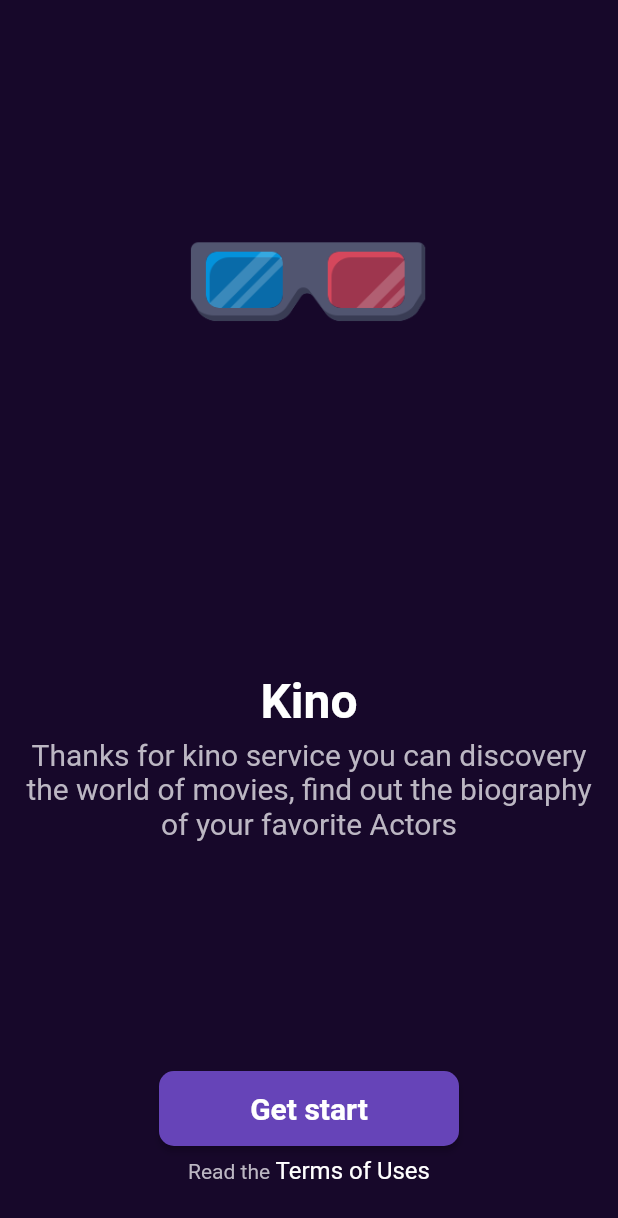
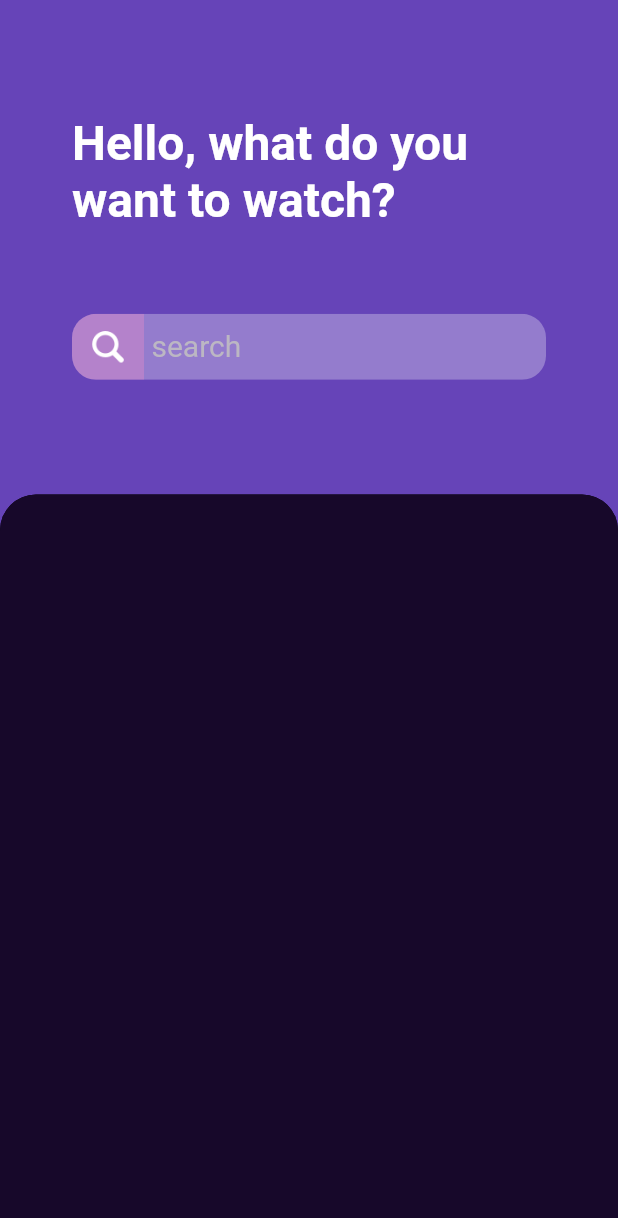
Before and after one commit to IvanKaleichyk/Kino, a Flutter app: the screen it shows after launch, on a phone screen of 412 x 824 dp. Shown: the top 1218 px of the screen. Run offline on Flutter 3.47's test engine with Material 2 defaults, Android fonts, the phone set to English and light mode, and no system bars; our stand-ins replace dio, easy_localization, get_it, injectable, retrofit; generated files the repository leaves out were written again.

Commit message:
home screen

```diff
--- a/assets/translations/en.json
+++ b/assets/translations/en.json
@@ -1,5 +1,7 @@
 {
   "app_name": "Kino",
   "app_description": "Thanks for kino service you can discovery the world of movies, find out the biography of your favorite Actors",
-  "get_start": "Get start"
+  "get_start": "Get start",
+  "welcome_text": "Hello, what do you want to watch?",
+  "search": "Search"
 }
--- a/lib/app.dart
+++ b/lib/app.dart
@@ -2,7 +2,7 @@ import 'package:flutter/material.dart';
 import 'package:kino/framework/res/fonts.dart';
 
 import 'framework/res/colors.dart';
-import 'framework/res/dimens.dart';
+import 'framework/widgets/text.dart';
 
 ThemeData getDefaultThemeData() => ThemeData(
     scaffoldBackgroundColor: ColorsRes.BACKGROUND,
@@ -11,8 +11,3 @@ ThemeData getDefaultThemeData() => ThemeData(
     textTheme: getBaseTextTheme());
 
 TextTheme getBaseTextTheme() => TextTheme(bodyText2: getDefaultTextStyle());
-
-TextStyle getDefaultTextStyle() => const TextStyle(
-    fontFamily: Font.ROBOT,
-    fontSize: Dimens.BASE_TEXT_SIZE,
-    color: ColorsRes.TEXT_COLOR);
--- /dev/null
+++ b/lib/framework/fragments/home/home_screen.dart
@@ -0,0 +1,67 @@
+import 'package:easy_localization/src/public_ext.dart';
+import 'package:flutter/material.dart';
+import 'package:kino/framework/res/colors.dart';
+import 'package:kino/framework/res/string_key.dart';
+import 'package:kino/framework/widgets/search_row.dart';
+import 'package:kino/framework/widgets/text.dart';
+
+class HomeScreen extends StatelessWidget {
+  const HomeScreen({Key? key}) : super(key: key);
+
+  @override
+  Widget build(BuildContext context) => const Scaffold(
+        resizeToAvoidBottomInset: false,
+        body: HomePage(),
+        backgroundColor: ColorsRes.PRIMARY,
+      );
+}
+
+class HomePage extends StatelessWidget {
+  const HomePage({Key? key}) : super(key: key);
+
+  @override
+  Widget build(BuildContext context) => Column(
+        children: const <Widget>[
+          Expanded(flex: 4, child: _Header()),
+          Expanded(flex: 6, child: _Content())
+        ],
+      );
+}
+
+class _Header extends StatelessWidget {
+  const _Header({Key? key}) : super(key: key);
+
+  @override
+  Widget build(BuildContext context) => Padding(
+        padding: const EdgeInsets.all(48),
+        child: Column(
+          mainAxisSize: MainAxisSize.max,
+          mainAxisAlignment: MainAxisAlignment.spaceAround,
+          children: <Widget>[
+            TitleText(
+              StringKey.WELCOME_TEXT.tr(),
+              fontSize: 32,
+            ),
+            const SearchRow()
+          ],
+        ),
+      );
+}
+
+class _Content extends StatelessWidget {
+  const _Content({Key? key}) : super(key: key);
+
+  Radius getTopRadius() => const Radius.circular(24);
+
+  @override
+  Widget build(BuildContext context) => Container(
+        decoration: BoxDecoration(
+          color: ColorsRes.BACKGROUND,
+          boxShadow: const [
+            BoxShadow()
+          ],
+          borderRadius: BorderRadius.only(
+              topLeft: getTopRadius(), topRight: getTopRadius()),
+        ),
+      );
+}
--- a/lib/framework/res/colors.dart
+++ b/lib/framework/res/colors.dart
@@ -5,15 +5,20 @@ class ColorsRes extends Color{
   ColorsRes(int color) : super(color);
 
   static const Color PRIMARY = Color.fromRGBO(102, 68, 184, 1);
+  static const Color PRIMARY_30 = Color.fromRGBO(102, 68, 184, 0.3);
   static const Color SECONDARY = Color.fromRGBO(255, 143, 198, 1);
+  static const Color SECONDARY_30 = Color.fromRGBO(255, 143, 198, 0.3);
 
   static const Color BACKGROUND = Color.fromRGBO(23, 8, 42, 1);
+  static const Color BACKGROUND_30 = Color.fromRGBO(23, 8, 42, 0.3);
 
   static const Color WHITE = Color.fromRGBO(255, 255, 255, 1);
   static const Color BLACK = Color.fromRGBO(0, 0, 0, 1);
+  static const Color TRANSPARENT = Color.fromRGBO(0, 0, 0, 0);
 
   static const Color TEXT_COLOR = Color.fromRGBO(188, 183, 195, 1);
   static const Color TITLE_TEXT_COLOR = Color.fromRGBO(255, 255, 255, 1);
 
   static const Color BUTTON_BACKGROUND = Color.fromRGBO(102, 68, 184, 1);
+  static const Color SEARCH_ROW_BACKGROUND = Color.fromRGBO(255, 255, 255, 0.3);
 }
--- a/lib/framework/res/images.dart
+++ b/lib/framework/res/images.dart
@@ -5,3 +5,4 @@ const String APP_LOGO = _PATH + "app_logo.png";
 const String IC_MORE = _PATH + "ic_more.png";
 const String IC_MOVIES = _PATH + "ic_movies.png";
 const String IC_PEOPLE = _PATH + "ic_people.png";
+const String IC_SEARCH = _PATH + "ic_search.png";
--- a/lib/framework/res/string_key.dart
+++ b/lib/framework/res/string_key.dart
@@ -5,4 +5,8 @@ class StringKey {
   static const String APP_DESCRIPTION = "app_description";
 
   static const String GET_START = "get_start";
+
+  static const String WELCOME_TEXT = "welcome_text";
+
+  static const String SEARCH = "search";
 }
--- /dev/null
+++ b/lib/framework/widgets/input_text.dart
@@ -0,0 +1,14 @@
+import 'package:flutter/material.dart';
+import 'package:kino/framework/widgets/text.dart';
+
+InputDecoration getTransparentInputDecoration(
+        {String hint = "", Widget? prefixIcon, Widget? suffixIcon}) =>
+    InputDecoration(
+      border: InputBorder.none,
+      hintText: hint,
+      prefixIcon: prefixIcon,
+      suffixIcon: suffixIcon,
+      hintStyle: getDefaultHintStyle(),
+      focusedBorder: null,
+      enabledBorder: null,
+    );
--- /dev/null
+++ b/lib/framework/widgets/search_row.dart
@@ -0,0 +1,50 @@
+import 'package:flutter/material.dart';
+import 'package:kino/framework/extensions/image_extensions.dart';
+import 'package:kino/framework/res/colors.dart';
+import 'package:kino/framework/res/images.dart';
+import 'package:kino/framework/res/string_key.dart';
+import 'package:kino/framework/widgets/text.dart';
+
+import 'input_text.dart';
+
+class SearchRow extends StatelessWidget {
+  const SearchRow({Key? key}) : super(key: key);
+
+  @override
+  Widget build(BuildContext context) => ClipRRect(
+        borderRadius: const BorderRadius.all(Radius.circular(16)),
+        child: Container(
+          decoration: getBackgroundDecoration(),
+          width: double.infinity,
+          height: 44,
+          child: Row(
+            mainAxisSize: MainAxisSize.max,
+            mainAxisAlignment: MainAxisAlignment.start,
+            crossAxisAlignment: CrossAxisAlignment.center,
+            children: <Widget>[
+              Material(
+                  color: ColorsRes.SECONDARY_30,
+                  child: IconButton(
+                      onPressed: () {},
+                      icon: getImage(IC_SEARCH, width: 32, height: 32))),
+              const SizedBox(width: 5),
+              Expanded(
+                child: TextFormField(
+                  autocorrect: true,
+                  cursorColor: ColorsRes.WHITE,
+                  textInputAction: TextInputAction.search,
+                  decoration:
+                      getTransparentInputDecoration(hint: StringKey.SEARCH),
+                  style: getDefaultTextStyle(color: ColorsRes.WHITE),
+                ),
+              ),
+              const SizedBox(width: 15),
+            ],
+          ),
+        ),
+      );
+
+  Decoration getBackgroundDecoration() => const BoxDecoration(
+      // borderRadius: BorderRadius.all(Radius.circular(16)),
+      color: ColorsRes.SEARCH_ROW_BACKGROUND);
+}
--- a/lib/framework/widgets/text.dart
+++ b/lib/framework/widgets/text.dart
@@ -44,6 +44,12 @@ class InfoText extends RichText {
             key: key);
 }
 
+TextStyle getDefaultTextStyle({Color color = ColorsRes.TEXT_COLOR}) =>
+    TextStyle(
+        fontFamily: Font.ROBOT, fontSize: Dimens.BASE_TEXT_SIZE, color: color);
+
 TextStyle getInfoTextStyle(Color? textColor,
         {double textSize = Dimens.INFO_TEXT_SIZE}) =>
     TextStyle(color: textColor);
+
+TextStyle getDefaultHintStyle() => getDefaultTextStyle();
--- a/lib/main.dart
+++ b/lib/main.dart
@@ -1,7 +1,7 @@
 import 'package:easy_localization/easy_localization.dart';
 import "package:flutter/material.dart";
 import 'package:kino/app.dart';
-import 'package:kino/framework/fragments/start/start_screen.dart';
+import 'package:kino/framework/fragments/home/home_screen.dart';
 import 'package:kino/framework/res/assets_const.dart';
 import 'package:kino/framework/res/string_key.dart';
 import 'package:kino/language_const.dart';
@@ -33,6 +33,6 @@ class MyApp extends StatelessWidget {
         locale: context.locale,
         title: StringKey.APP_NAME.tr(),
         theme: getDefaultThemeData(),
-        home: const StartScreen(),
+        home: const HomeScreen(),
       );
 }
```
Also changed, not shown: assets/images/ic_search.png (added), pubspec.lock.
